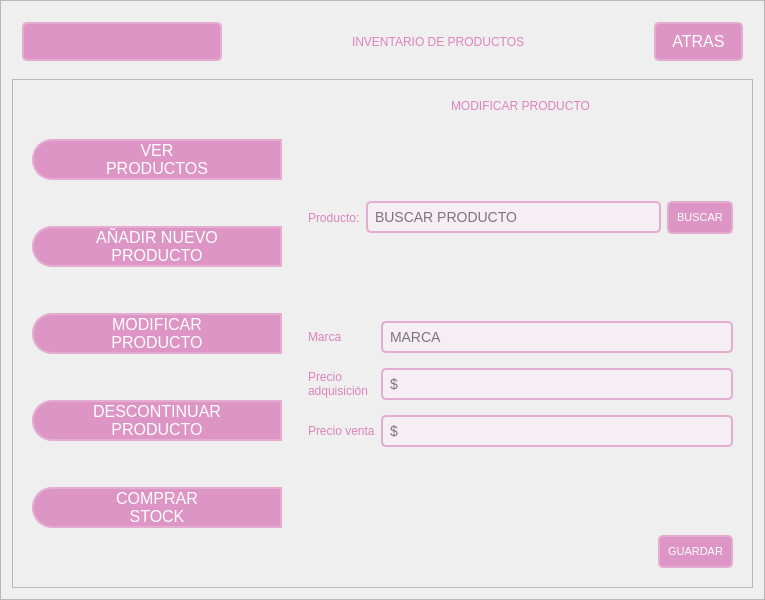
First picture: the form in GUI/sub_ventanas/ui/inventario_productos/inventario_productos.ui, repository C-Sebastian-M/GLAM_MAKEUP_STORE, before the edit.
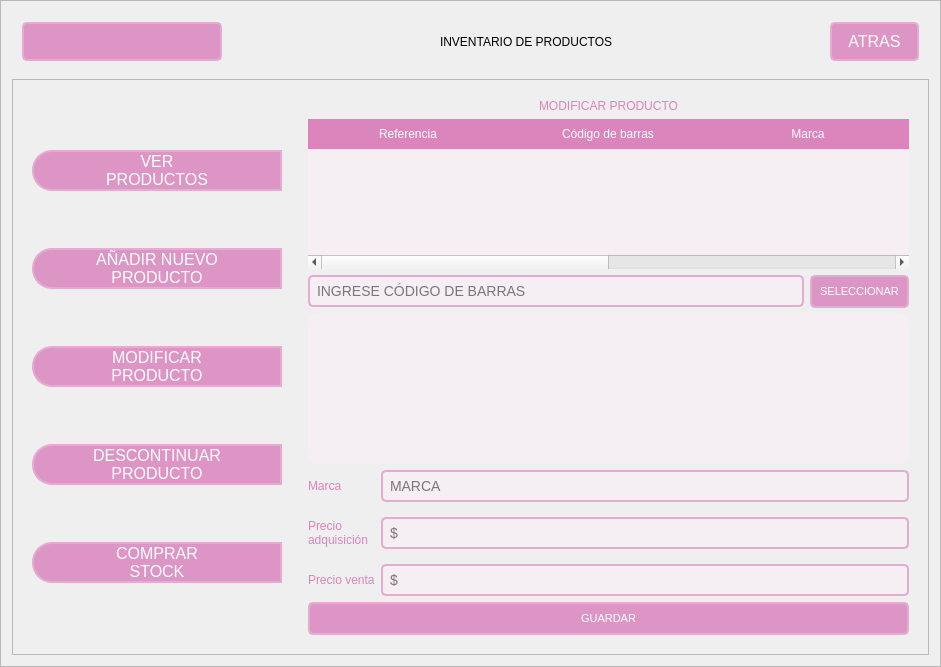
Second picture: the form after the edit. The open tabs and pages were chosen to show the change. Icons and pictures are not drawn.

Commit message: Actualización ventana inventario de productos

Diff of the .ui file:
```diff
--- a/GUI/sub_ventanas/ui/inventario_productos/inventario_productos.ui
+++ b/GUI/sub_ventanas/ui/inventario_productos/inventario_productos.ui
@@ -6,8 +6,8 @@
    <rect>
     <x>0</x>
     <y>0</y>
-    <width>765</width>
-    <height>600</height>
+    <width>941</width>
+    <height>667</height>
    </rect>
   </property>
   <property name="minimumSize">
@@ -79,9 +79,7 @@
          </property>
          <property name="styleSheet">
           <string notr="true">QFrame{
-/*background-color: rgb(235, 188, 220);*/
 background-color: transparent;
-
 }
 
 QPushButton {
@@ -104,7 +102,7 @@
 QLabel {
 	background-color:  rgb(235, 188, 220);
     font: 87 14pt &quot;Arial Black&quot;; /* Fuente Arial Black, peso 87 */
-    color: rgb(220, 132, 188); /* Color de texto rgb(220, 132, 188) */
+    color: black; /* Color de texto rgb(220, 132, 188) */
 }</string>
          </property>
          <property name="frameShape">
@@ -720,42 +718,58 @@
                   </widget>
                  </item>
                  <item>
-                  <spacer name="verticalSpacer_3">
-                   <property name="orientation">
-                    <enum>Qt::Vertical</enum>
-                   </property>
-                   <property name="sizeHint" stdset="0">
-                    <size>
-                     <width>20</width>
-                     <height>40</height>
-                    </size>
-                   </property>
-                  </spacer>
+                  <widget class="QTableWidget" name="modify_tabla_productos">
+                   <attribute name="horizontalHeaderCascadingSectionResizes">
+                    <bool>true</bool>
+                   </attribute>
+                   <attribute name="horizontalHeaderDefaultSectionSize">
+                    <number>200</number>
+                   </attribute>
+                   <column>
+                    <property name="text">
+                     <string>Referencia</string>
+                    </property>
+                   </column>
+                   <column>
+                    <property name="text">
+                     <string>Código de barras</string>
+                    </property>
+                   </column>
+                   <column>
+                    <property name="text">
+                     <string>Marca</string>
+                    </property>
+                   </column>
+                   <column>
+                    <property name="text">
+                     <string>Precio adquisición</string>
+                    </property>
+                   </column>
+                   <column>
+                    <property name="text">
+                     <string>Precio venta</string>
+                    </property>
+                   </column>
+                   <column>
+                    <property name="text">
+                     <string>Unidades actuales</string>
+                    </property>
+                   </column>
+                  </widget>
                  </item>
                  <item>
                   <layout class="QHBoxLayout" name="horizontalLayout_8">
-                   <item>
-                    <widget class="QLabel" name="modify_buscar_producto_label">
-                     <property name="text">
-                      <string>Producto:</string>
-                     </property>
-                    </widget>
-                   </item>
                    <item>
                     <widget class="QLineEdit" name="modify_buscar_producto_lineEdit">
                      <property name="placeholderText">
-                      <string>BUSCAR PRODUCTO</string>
+                      <string>INGRESE CÓDIGO DE BARRAS</string>
                      </property>
                     </widget>
                    </item>
                    <item>
                     <widget class="QPushButton" name="modify_buscar_boton">
                      <property name="text">
-                      <string>BUSCAR</string>
-                     </property>
-                     <property name="icon">
-                      <iconset>
-                       <normaloff>../../../recursos/images/store-search.png</normaloff>../../../recursos/images/store-search.png</iconset>
+                      <string>SELECCIONAR</string>
                      </property>
                      <property name="iconSize">
                       <size>
@@ -768,17 +782,24 @@
                   </layout>
                  </item>
                  <item>
-                  <spacer name="verticalSpacer_2">
-                   <property name="orientation">
-                    <enum>Qt::Vertical</enum>
+                  <widget class="QListView" name="modify_buscar_producto_listView">
+                   <property name="styleSheet">
+                    <string notr="true">QListView {
+    background-color: #f5eef2; /* Fondo */
+}
+
+QListView::item {
+    border-bottom: 1px solid #e4acd0; /* Borde inferior de cada elemento */
+    padding: 5px; /* Espaciado interno */
+    font-size: 14px; /* Tamaño de la fuente */
+}
+
+QListView::item:selected {
+    background-color: #dc84bc; /* Color de fondo al seleccionar */
+    color: #ffffff; /* Color de texto al seleccionar */
+}</string>
                    </property>
-                   <property name="sizeHint" stdset="0">
-                    <size>
-                     <width>20</width>
-                     <height>40</height>
-                    </size>
-                   </property>
-                  </spacer>
+                  </widget>
                  </item>
                  <item>
                   <layout class="QHBoxLayout" name="horizontalLayout_7">
@@ -842,64 +863,24 @@
                   </layout>
                  </item>
                  <item>
-                  <spacer name="verticalSpacer">
-                   <property name="orientation">
-                    <enum>Qt::Vertical</enum>
-                   </property>
-                   <property name="sizeHint" stdset="0">
-                    <size>
-                     <width>20</width>
-                     <height>40</height>
-                    </size>
-                   </property>
-                  </spacer>
+                  <layout class="QHBoxLayout" name="horizontalLayout_9"/>
                  </item>
                  <item>
-                  <layout class="QHBoxLayout" name="horizontalLayout_9">
-                   <item>
-                    <widget class="QLabel" name="aviso_modify_label">
-                     <property name="minimumSize">
-                      <size>
-                       <width>170</width>
-                       <height>0</height>
-                      </size>
-                     </property>
-                     <property name="text">
-                      <string/>
-                     </property>
-                    </widget>
-                   </item>
-                   <item>
-                    <spacer name="horizontalSpacer_4">
-                     <property name="orientation">
-                      <enum>Qt::Horizontal</enum>
-                     </property>
-                     <property name="sizeHint" stdset="0">
-                      <size>
-                       <width>40</width>
-                       <height>20</height>
-                      </size>
-                     </property>
-                    </spacer>
-                   </item>
-                   <item>
-                    <widget class="QPushButton" name="modify_guardar_boton">
-                     <property name="text">
-                      <string>GUARDAR</string>
-                     </property>
-                     <property name="icon">
-                      <iconset>
-                       <normaloff>../../../recursos/images/content-save-all.png</normaloff>../../../recursos/images/content-save-all.png</iconset>
-                     </property>
-                     <property name="iconSize">
-                      <size>
-                       <width>25</width>
-                       <height>25</height>
-                      </size>
-                     </property>
-                    </widget>
-                   </item>
-                  </layout>
+                  <widget class="QPushButton" name="modify_guardar_boton">
+                   <property name="text">
+                    <string>GUARDAR</string>
+                   </property>
+                   <property name="icon">
+                    <iconset>
+                     <normaloff>../../../recursos/images/content-save-all.png</normaloff>../../../recursos/images/content-save-all.png</iconset>
+                   </property>
+                   <property name="iconSize">
+                    <size>
+                     <width>25</width>
+                     <height>25</height>
+                    </size>
+                   </property>
+                  </widget>
                  </item>
                 </layout>
                </widget>
```
Left out of the diff: 269 changed lines with no effect on the pictures. The commit also changes 5 other files.
